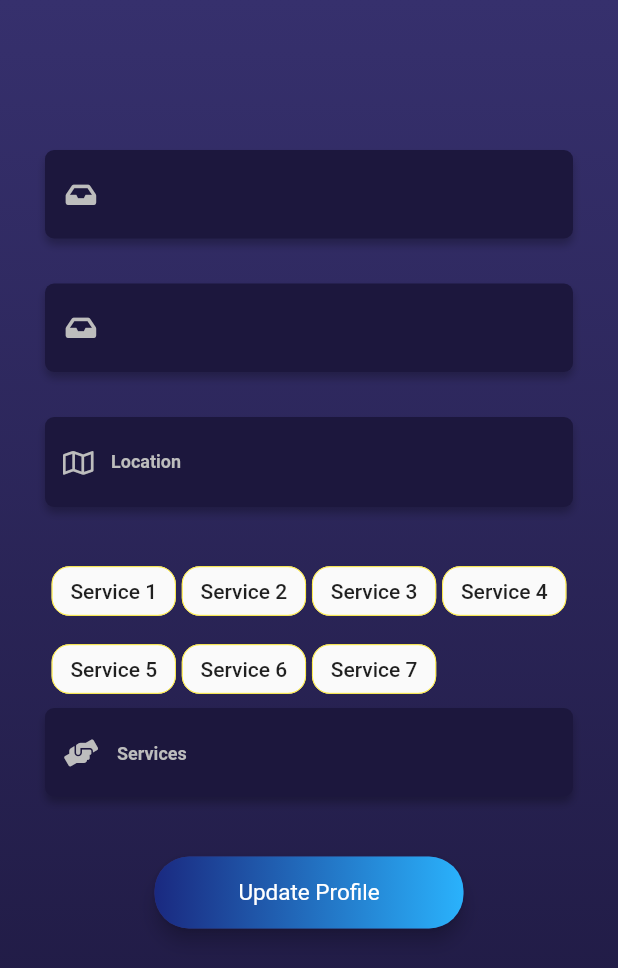
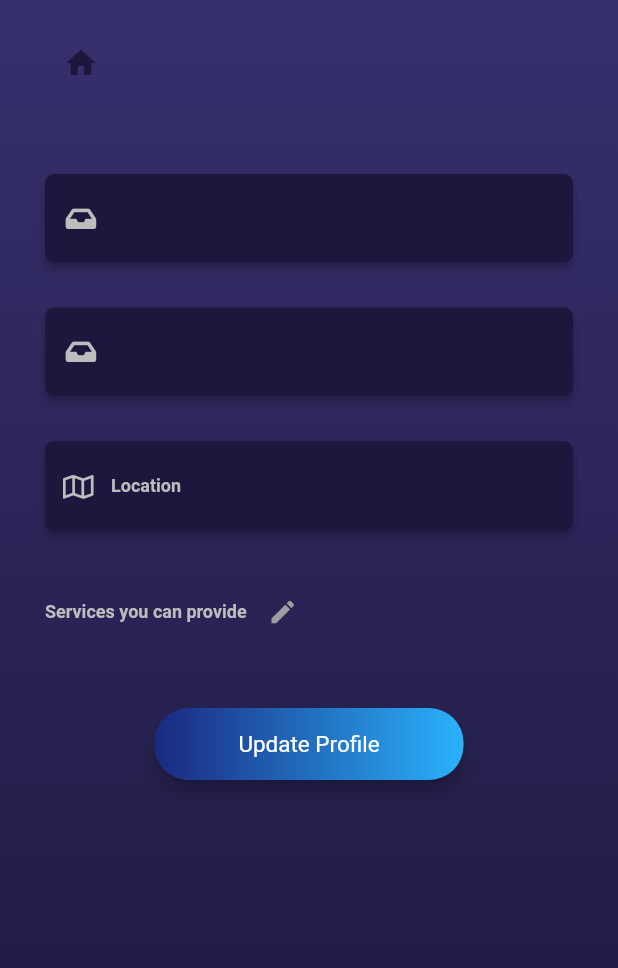
Before and after one commit to Developer-Student-Clubs-MMDU/ekjut, a Flutter app: the MakeProfile screen opened directly, on a phone screen of 412 x 824 dp. Shown: the top 968 px of the screen. Run offline on Flutter 3.47's test engine with Material 2 defaults, Android fonts, the phone set to English and light mode, and no system bars; our stand-ins replace cloud_firestore, firebase_auth, firebase_core, flutter_map, fluttertoast, font_awesome_flutter and 3 more; missing offline and left inert: here_sdk; accounts and stored records are empty.

```diff
--- a/lib/pages/make_profile_page.dart
+++ b/lib/pages/make_profile_page.dart
@@ -1,5 +1,6 @@
 import 'package:cloud_firestore/cloud_firestore.dart';
 import 'package:ekjut/wigets/multi_choice.dart';
+import 'package:ekjut/wigets/red_button.dart';
 import 'package:flutter/material.dart';
 import 'package:ekjut/api/changing_location.dart';
 import 'package:ekjut/pages/get_location.dart';
@@ -24,6 +25,8 @@ class _MakeProfileState extends State<MakeProfile> {
   // for entering location of user into list
   List<double> list = [];
   late Map<String, dynamic> fetchedUser = {};
+  List<dynamic> selectedServicesList = [];
+
   void fetchUserFromFirestore() async {
     var firebaseUser = FirebaseAuth.instance.currentUser;
     FirebaseFirestore.instance
@@ -34,6 +37,9 @@ class _MakeProfileState extends State<MakeProfile> {
       print("fetched ${value.data()}");
       setState(() {
         fetchedUser = value.data()!;
+        selectedServicesList = fetchedUser["services"];
+        print(
+            "selectedServicesList selectedServicesList ${selectedServicesList}");
       });
     });
   }
@@ -51,15 +57,7 @@ class _MakeProfileState extends State<MakeProfile> {
     getlocation();
   }
 
-  List<String> selectedServicesList = [
-    "Service 1",
-    "Service 2",
-    "Service 3",
-    "Service 4",
-    "Service 5",
-    "Service 6",
-    "Service 7"
-  ];
+  // selectedServicesList=fetchedUser["services"];
   static List<String> servicesList = [
     "Service 1",
     "Service 2",
@@ -69,6 +67,95 @@ class _MakeProfileState extends State<MakeProfile> {
     "Service 6",
     "Service 7"
   ];
+
+  _buildChoiceList() {
+    print("services ${fetchedUser["services"].runtimeType}");
+    List<Widget> servicesChoices = [];
+    for (var item in selectedServicesList) {
+      servicesChoices.add(Container(
+        margin: const EdgeInsets.all(2.0),
+        padding: const EdgeInsets.all(2.0),
+        decoration: BoxDecoration(
+            color: Colors.white,
+            border: Border.all(
+              color: Colors.white,
+            ),
+            borderRadius: const BorderRadius.all(Radius.circular(12))),
+        child: Padding(
+          padding: const EdgeInsets.all(8.0),
+          child: Text(item),
+        ),
+      ));
+    }
+    return servicesChoices;
+  }
+
+  void displayBottomCameraMenu(BuildContext context, servicesList) {
+    showModalBottomSheet(
+        backgroundColor: Colors.transparent,
+        context: context,
+        builder: (builder) {
+          return SizedBox(
+            height: 280.0,
+            child: Container(
+                decoration: const BoxDecoration(
+                    color: Color(0xFF1C173D),
+                    borderRadius: BorderRadius.only(
+                        topLeft: Radius.circular(20.0),
+                        topRight: Radius.circular(20.0))),
+                child: Padding(
+                  padding: const EdgeInsets.all(18.0),
+                  child: Column(
+                    children: [
+                      Row(
+                        mainAxisAlignment: MainAxisAlignment.spaceBetween,
+                        children: [
+                          Text(
+                            "Select services",
+                            style: TextStyle(
+                                color: Colors.grey[200],
+                                letterSpacing: 0.5,
+                                fontWeight: FontWeight.bold,
+                                fontSize: 20,
+                                wordSpacing: 1.0),
+                          ),
+                          GestureDetector(
+                              onTap: () {
+                                Navigator.pop(context);
+                              },
+                              child: Icon(
+                                Icons.clear,
+                                color: Colors.grey[200],
+                              )),
+                        ],
+                      ),
+                      MultiSelectChip(
+                        servicesList,
+                        onSelectionChanged: (selectedList) {
+                          setState(() {
+                            selectedServicesList = selectedList;
+                            // print(selectedMonthList);
+                          });
+                        },
+                        maxSelection: 7,
+                      ),
+                      ButtonWidget(
+                        label: "Add",
+                        width: 150,
+                        onPress: () {
+                          setState(() {
+                            print("------------------ ${selectedServicesList}");
+                            Navigator.pop(context);
+                          });
+                        },
+                      )
+                    ],
+                  ),
+                )),
+          );
+        });
+  }
+
   @override
   Widget build(BuildContext context) {
     final _emailcontroller = TextEditingController();
@@ -94,7 +181,19 @@ class _MakeProfileState extends State<MakeProfile> {
           padding: const EdgeInsets.symmetric(horizontal: 30),
           child: Column(
             children: [
-              const SizedBox(height: 100),
+              Padding(
+                padding: const EdgeInsets.only(top: 18.0),
+                child: Align(
+                  alignment: Alignment.centerLeft,
+                  child: IconButton(
+                    icon: const Icon(Icons.home, color: Color(0xFF1C173D)),
+                    onPressed: () {
+                      Navigator.pop(context);
+                    },
+                  ),
+                ),
+              ),
+              const SizedBox(height: 50),
               Container(
                 decoration: BoxDecoration(
                   borderRadius: BorderRadius.circular(6.0),
@@ -319,21 +418,37 @@ class _MakeProfileState extends State<MakeProfile> {
                       ),
               ),
               const SizedBox(height: 30),
-              MultiSelectChip(
-                servicesList,
-                onSelectionChanged: (selectedList) {
-                  setState(() {
-                    selectedServicesList = selectedList;
-                    // print(selectedMonthList);
-                  });
-                },
-                maxSelection: 7,
+              Row(
+                children: [
+                  Text(
+                    "Services you can provide",
+                    style: TextStyle(
+                        color: Colors.grey[400],
+                        fontFamily: "Roboto",
+                        fontWeight: FontWeight.w700,
+                        fontSize: 12),
+                  ),
+                  IconButton(
+                      onPressed: () {
+                        // displayBottomSheet(context);
+                        displayBottomCameraMenu(context, servicesList);
+                      },
+                      icon:
+                          const Icon(Icons.edit, size: 20, color: Colors.grey)),
+                ],
               ),
-              InputWidget(
-                icon: FontAwesomeIcons.handsHelping,
-                label: "Services",
-                controller: _servivecontroller,
-              ),
+              Wrap(children: _buildChoiceList()),
+              // MultiSelectChip(
+              //   servicesList,
+              //   onSelectionChanged: (selectedList) {
+              //     setState(() {
+              //       selectedServicesList = selectedList;
+              //       // print(selectedMonthList);
+              //     });
+              //   },
+              //   maxSelection: 7,
+              // ),
+
               const SizedBox(height: 40),
               ButtonWidget(
                 width: _width * 0.5,
@@ -342,7 +457,7 @@ class _MakeProfileState extends State<MakeProfile> {
                   // Future signUp() async {
                   // try {
                   print("Profile updated...");
-                  // print(context.watch<ChangeLocation>().destination);
+                  print(context.read<ChangeLocation>().destination);
                   // print(context.watch<ChangeLocation>().foundLocation);
                   // print(context.watch<ChangeLocation>().sourceLocation);
                   // fetchUserFromFirestore();
@@ -354,7 +469,8 @@ class _MakeProfileState extends State<MakeProfile> {
                       .doc(firebaseUser?.uid)
                       .update({
                     "name": _namedcontroller.text,
-                    "services": selectedServicesList
+                    "services": selectedServicesList,
+                    "destination": context.read<ChangeLocation>().destination,
                   }).then((_) {
                     print("name ${_namedcontroller.text.trim()}");
 
```
Also changed, not shown: lib/pages/homepage.dart (+12 -7 lines).
